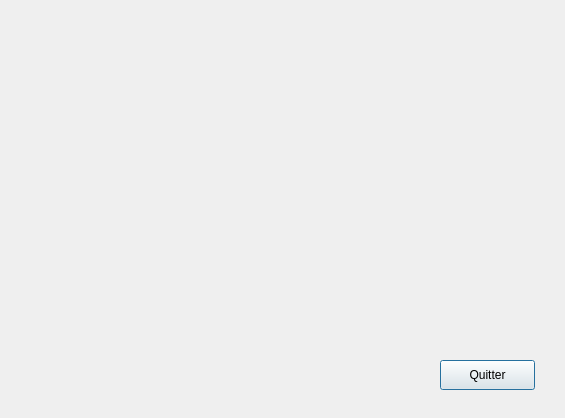
Before: the Qt Designer form CodeSource/GUI/progedit.ui in Clem225/LO21-Projet, drawn with Qt 5.
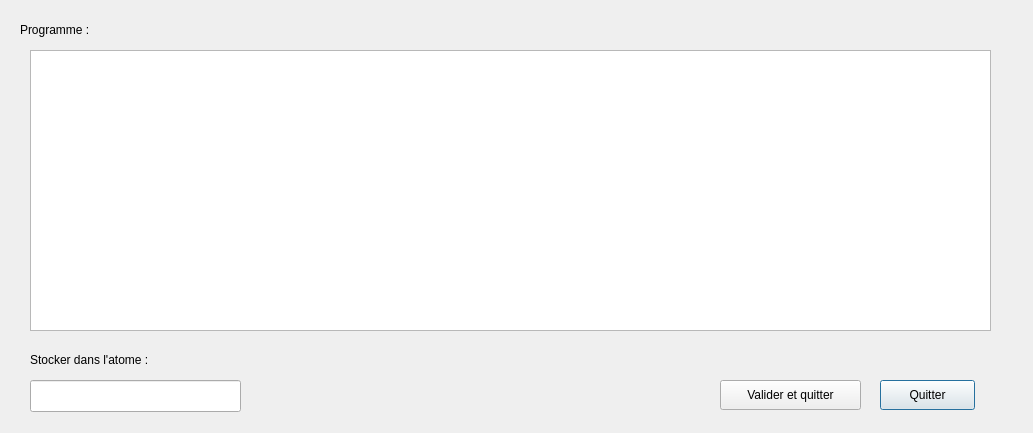
After: the same form once the commit is applied.

Commit message: Design des fenetres

```diff
--- a/CodeSource/GUI/progedit.ui
+++ b/CodeSource/GUI/progedit.ui
@@ -6,8 +6,8 @@
    <rect>
     <x>0</x>
     <y>0</y>
-    <width>565</width>
-    <height>418</height>
+    <width>1033</width>
+    <height>433</height>
    </rect>
   </property>
   <property name="windowTitle">
@@ -16,8 +16,8 @@
   <widget class="QPushButton" name="pushButton">
    <property name="geometry">
     <rect>
-     <x>440</x>
-     <y>360</y>
+     <x>880</x>
+     <y>380</y>
      <width>95</width>
      <height>30</height>
     </rect>
@@ -26,6 +26,65 @@
     <string>Quitter</string>
    </property>
   </widget>
+  <widget class="QLabel" name="label">
+   <property name="geometry">
+    <rect>
+     <x>20</x>
+     <y>20</y>
+     <width>101</width>
+     <height>20</height>
+    </rect>
+   </property>
+   <property name="text">
+    <string>Programme :</string>
+   </property>
+  </widget>
+  <widget class="QTextEdit" name="textEdit">
+   <property name="geometry">
+    <rect>
+     <x>30</x>
+     <y>50</y>
+     <width>961</width>
+     <height>281</height>
+    </rect>
+   </property>
+  </widget>
+  <widget class="QLabel" name="label_2">
+   <property name="geometry">
+    <rect>
+     <x>30</x>
+     <y>350</y>
+     <width>151</width>
+     <height>20</height>
+    </rect>
+   </property>
+   <property name="text">
+    <string>Stocker dans l'atome :</string>
+   </property>
+  </widget>
+  <widget class="QLineEdit" name="lineEdit">
+   <property name="geometry">
+    <rect>
+     <x>30</x>
+     <y>380</y>
+     <width>211</width>
+     <height>32</height>
+    </rect>
+   </property>
+  </widget>
+  <widget class="QPushButton" name="pushButton_2">
+   <property name="geometry">
+    <rect>
+     <x>720</x>
+     <y>380</y>
+     <width>141</width>
+     <height>30</height>
+    </rect>
+   </property>
+   <property name="text">
+    <string>Valider et quitter</string>
+   </property>
+  </widget>
  </widget>
  <resources/>
  <connections>
```
The commit also changes 2 other files.
